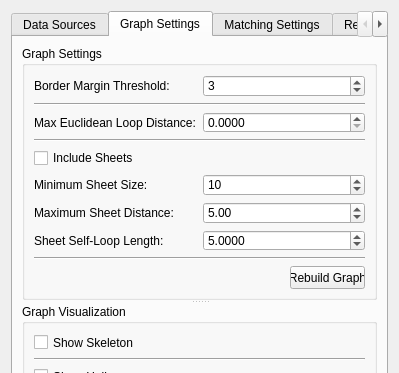
GorgonCryoEM/Gorgon, file Gorgon/src_ui/ui_dialog_sse_helix_correspondence_finder.ui: the form before one commit; both pictures show x 0 to 399 and y 0 to 373 of the 399 by 616 pixel window.
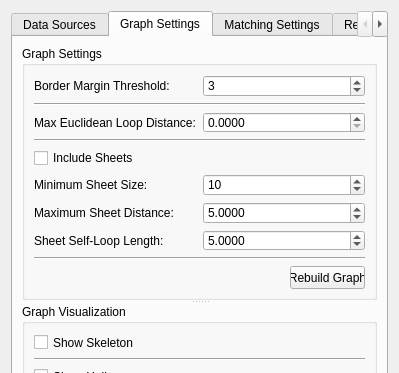
The form after the commit.

Commit message: Add more precision to parameter for max sheet-to-skeleton distance

The edit to the form file:
```diff
--- a/Gorgon/src_ui/ui_dialog_sse_helix_correspondence_finder.ui
+++ b/Gorgon/src_ui/ui_dialog_sse_helix_correspondence_finder.ui
@@ -474,13 +474,13 @@
                  </size>
                 </property>
                 <property name="text" stdset="0" >
-                 <string>5.00</string>
+                 <string>5.0000</string>
                 </property>
                 <property name="prefix" >
                  <string/>
                 </property>
                 <property name="decimals" >
-                 <number>2</number>
+                 <number>4</number>
                 </property>
                 <property name="maximum" >
                  <double>1000000000.000000000000000</double>
```
